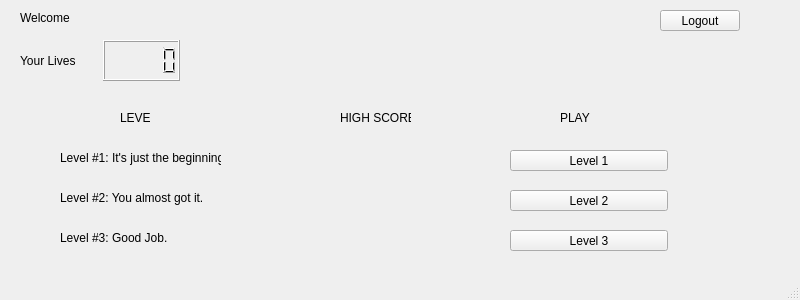
Old version of the form Codigo_Fuente/Proyecto_Final/profileuser.ui in the repository MaverickST/Proyecto_Final.
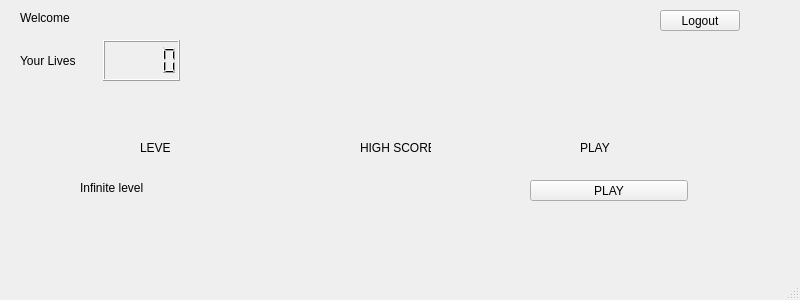
New version of the form.

What changed in the file:
```diff
--- a/Codigo_Fuente/Proyecto_Final/profileuser.ui
+++ b/Codigo_Fuente/Proyecto_Final/profileuser.ui
@@ -78,47 +78,21 @@
    <widget class="QPushButton" name="pB_StartLevel1">
     <property name="geometry">
      <rect>
-      <x>510</x>
-      <y>150</y>
+      <x>530</x>
+      <y>180</y>
       <width>158</width>
       <height>21</height>
      </rect>
     </property>
     <property name="text">
-     <string>Level 1</string>
-    </property>
-   </widget>
-   <widget class="QPushButton" name="pB_StartLevel2">
-    <property name="geometry">
-     <rect>
-      <x>510</x>
-      <y>190</y>
-      <width>158</width>
-      <height>21</height>
-     </rect>
-    </property>
-    <property name="text">
-     <string>Level 2</string>
-    </property>
-   </widget>
-   <widget class="QPushButton" name="pB_StartLevel3">
-    <property name="geometry">
-     <rect>
-      <x>510</x>
-      <y>230</y>
-      <width>158</width>
-      <height>21</height>
-     </rect>
-    </property>
-    <property name="text">
-     <string>Level 3</string>
+     <string>PLAY</string>
     </property>
    </widget>
    <widget class="QLabel" name="label_3">
     <property name="geometry">
      <rect>
-      <x>560</x>
-      <y>110</y>
+      <x>580</x>
+      <y>140</y>
       <width>31</width>
       <height>16</height>
      </rect>
@@ -130,47 +104,21 @@
    <widget class="QLabel" name="label_5">
     <property name="geometry">
      <rect>
-      <x>60</x>
-      <y>150</y>
+      <x>80</x>
+      <y>180</y>
       <width>161</width>
       <height>16</height>
      </rect>
     </property>
     <property name="text">
-     <string>Level #1: It's just the beginning.</string>
-    </property>
-   </widget>
-   <widget class="QLabel" name="label_6">
-    <property name="geometry">
-     <rect>
-      <x>60</x>
-      <y>190</y>
-      <width>161</width>
-      <height>16</height>
-     </rect>
-    </property>
-    <property name="text">
-     <string>Level #2: You almost got it.</string>
-    </property>
-   </widget>
-   <widget class="QLabel" name="label_7">
-    <property name="geometry">
-     <rect>
-      <x>60</x>
-      <y>230</y>
-      <width>161</width>
-      <height>16</height>
-     </rect>
-    </property>
-    <property name="text">
-     <string>Level #3: Good Job.</string>
+     <string>Infinite level</string>
     </property>
    </widget>
    <widget class="QLabel" name="label_8">
     <property name="geometry">
      <rect>
-      <x>340</x>
-      <y>110</y>
+      <x>360</x>
+      <y>140</y>
       <width>71</width>
       <height>16</height>
      </rect>
@@ -182,8 +130,8 @@
    <widget class="QLabel" name="label_9">
     <property name="geometry">
      <rect>
-      <x>120</x>
-      <y>110</y>
+      <x>140</x>
+      <y>140</y>
       <width>31</width>
       <height>16</height>
      </rect>
@@ -195,20 +143,7 @@
    <widget class="QLabel" name="Label_Score1">
     <property name="geometry">
      <rect>
-      <x>280</x>
-      <y>150</y>
-      <width>171</width>
-      <height>20</height>
-     </rect>
-    </property>
-    <property name="text">
-     <string/>
-    </property>
-   </widget>
-   <widget class="QLabel" name="Label_Score2">
-    <property name="geometry">
-     <rect>
-      <x>280</x>
+      <x>300</x>
       <y>180</y>
       <width>171</width>
       <height>20</height>
```
Left out of the diff: 17 changed lines with no effect on the pictures.
